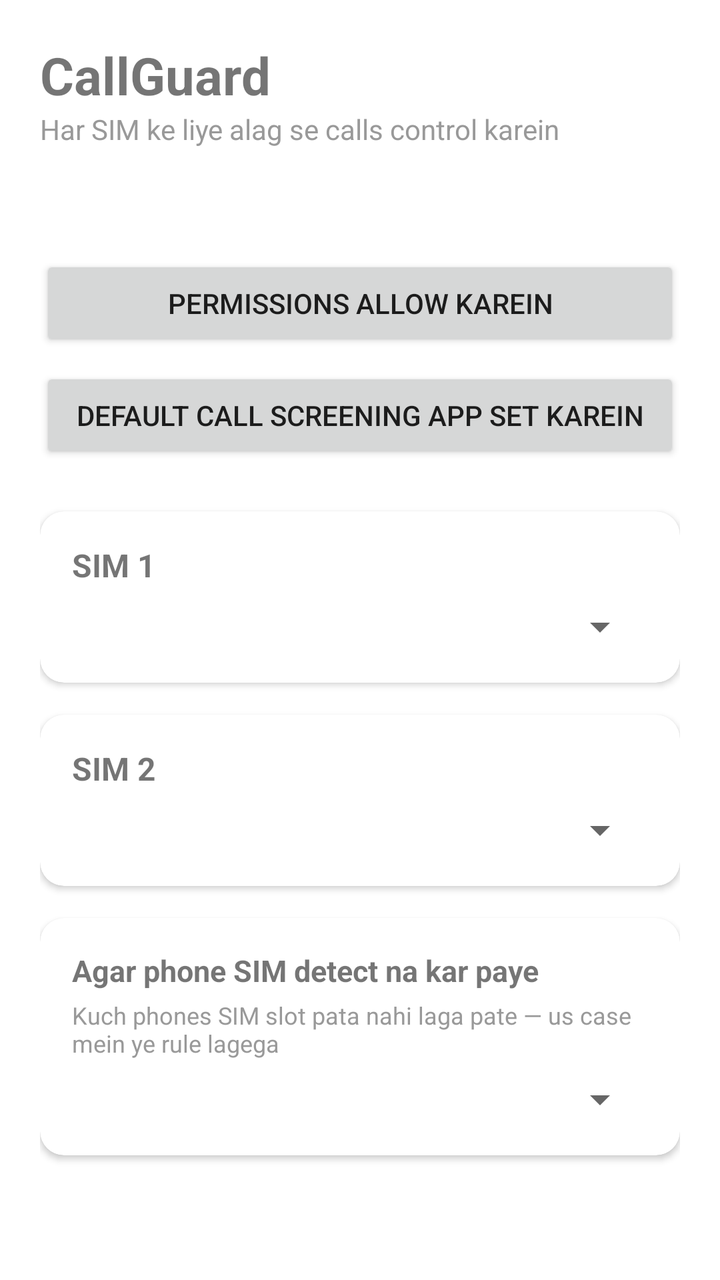
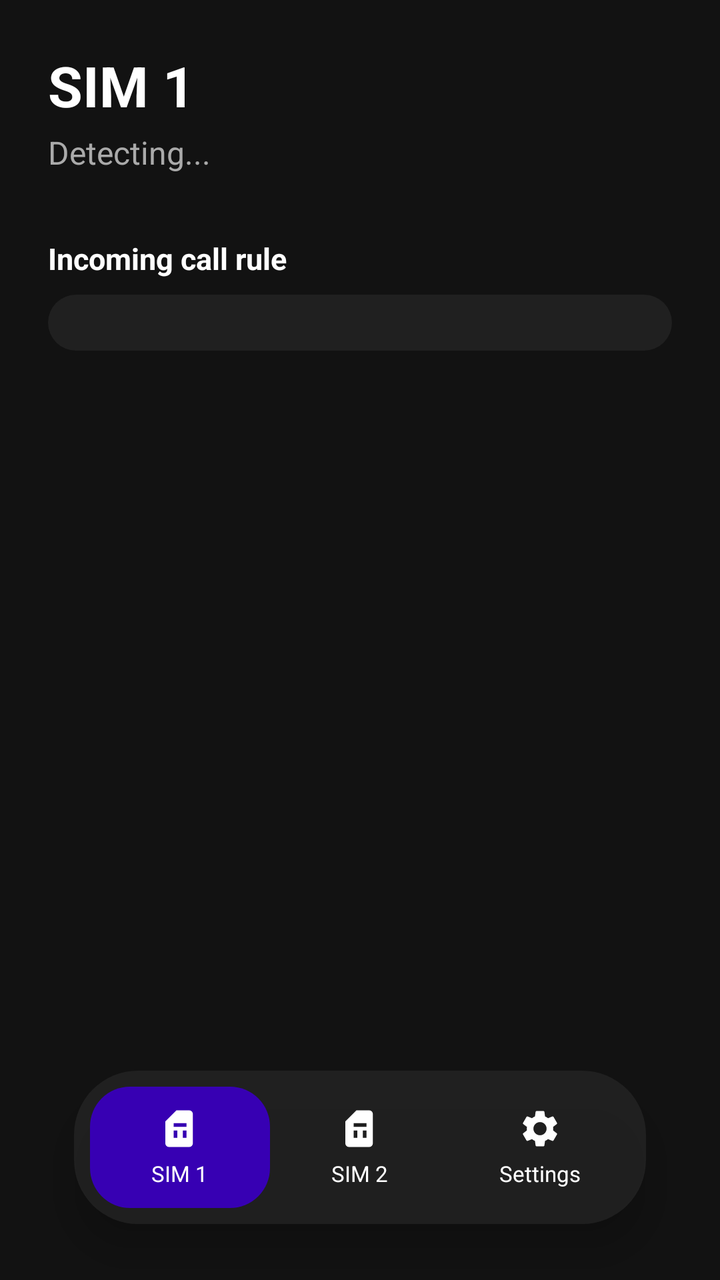

Two renders of the same Android screen: before a commit and after it. Below are the layout's source before the change and the commit's diff.
<!-- AndroidManifest.xml: application theme Theme.CallGuard -->
<!-- res/layout/activity_main.xml -->
<?xml version="1.0" encoding="utf-8"?>
<ScrollView xmlns:android="http://schemas.android.com/apk/res/android"
    xmlns:app="http://schemas.android.com/apk/res-auto"
    android:layout_width="match_parent"
    android:layout_height="match_parent"
    android:fillViewport="true">

<LinearLayout
    android:layout_width="match_parent"
    android:layout_height="wrap_content"
    android:orientation="vertical"
    android:padding="20dp">

    <TextView
        android:layout_width="wrap_content"
        android:layout_height="wrap_content"
        android:text="@string/app_name"
        android:textSize="26sp"
        android:textStyle="bold"/>

    <TextView
        android:layout_width="wrap_content"
        android:layout_height="wrap_content"
        android:text="Har SIM ke liye alag se calls control karein"
        android:textColor="#999999"
        android:layout_marginBottom="20dp"/>

    <TextView
        android:id="@+id/textStatus"
        android:layout_width="match_parent"
        android:layout_height="wrap_content"
        android:lineSpacingExtra="4dp"
        android:textSize="13sp"
        android:layout_marginBottom="16dp"/>

    <Button
        android:id="@+id/btnGrantPermissions"
        android:layout_width="match_parent"
        android:layout_height="wrap_content"
        android:text="Permissions allow karein"/>

    <Button
        android:id="@+id/btnSetDefaultScreeningApp"
        android:layout_width="match_parent"
        android:layout_height="wrap_content"
        android:layout_marginTop="8dp"
        android:layout_marginBottom="24dp"
        android:text="Default call screening app set karein"/>

    <com.google.android.material.card.MaterialCardView
        android:layout_width="match_parent"
        android:layout_height="wrap_content"
        app:cardCornerRadius="12dp"
        app:cardElevation="2dp"
        android:layout_marginBottom="16dp">
        <LinearLayout
            android:layout_width="match_parent"
            android:layout_height="wrap_content"
            android:orientation="vertical"
            android:padding="16dp">
            <TextView
                android:layout_width="wrap_content"
                android:layout_height="wrap_content"
                android:text="SIM 1"
                android:textStyle="bold"
                android:textSize="16sp"/>
            <Spinner
                android:id="@+id/spinnerSim1"
                android:layout_width="match_parent"
                android:layout_height="wrap_content"
                android:layout_marginTop="8dp"/>
        </LinearLayout>
    </com.google.android.material.card.MaterialCardView>

    <com.google.android.material.card.MaterialCardView
        android:layout_width="match_parent"
        android:layout_height="wrap_content"
        app:cardCornerRadius="12dp"
        app:cardElevation="2dp"
        android:layout_marginBottom="16dp">
        <LinearLayout
            android:layout_width="match_parent"
            android:layout_height="wrap_content"
            android:orientation="vertical"
            android:padding="16dp">
            <TextView
                android:layout_width="wrap_content"
                android:layout_height="wrap_content"
                android:text="SIM 2"
                android:textStyle="bold"
                android:textSize="16sp"/>
            <Spinner
                android:id="@+id/spinnerSim2"
                android:layout_width="match_parent"
                android:layout_height="wrap_content"
                android:layout_marginTop="8dp"/>
        </LinearLayout>
    </com.google.android.material.card.MaterialCardView>

    <com.google.android.material.card.MaterialCardView
        android:layout_width="match_parent"
        android:layout_height="wrap_content"
        app:cardCornerRadius="12dp"
        app:cardElevation="2dp">
        <LinearLayout
            android:layout_width="match_parent"
            android:layout_height="wrap_content"
            android:orientation="vertical"
            android:padding="16dp">
            <TextView
                android:layout_width="wrap_content"
                android:layout_height="wrap_content"
                android:text="Agar phone SIM detect na kar paye"
                android:textStyle="bold"
                android:textSize="15sp"/>
            <TextView
                android:layout_width="wrap_content"
                android:layout_height="wrap_content"
                android:text="Kuch phones SIM slot pata nahi laga pate — us case mein ye rule lagega"
                android:textSize="12sp"
                android:textColor="#999999"
                android:layout_marginTop="4dp"/>
            <Spinner
                android:id="@+id/spinnerFallback"
                android:layout_width="match_parent"
                android:layout_height="wrap_content"
                android:layout_marginTop="8dp"/>
        </LinearLayout>
    </com.google.android.material.card.MaterialCardView>

</LinearLayout>
</ScrollView>
<!-- resources referenced by this layout -->
<resources>
  <string name="app_name">CallGuard</string>
  <style name="Theme.CallGuard" parent="Theme.MaterialComponents.DayNight.NoActionBar">
          <item name="colorPrimary">@color/purple_500</item>
          <item name="colorPrimaryVariant">@color/purple_700</item>
          <item name="colorOnPrimary">@android:color/white</item>
          <item name="colorSecondary">@color/teal_200</item>
      </style>
  <color name="purple_500">#6200EE</color>
  <color name="purple_700">#3700B3</color>
  <color name="teal_200">#03DAC5</color>
</resources>

<!-- the commit's change to res/layout/activity_main.xml (unified diff, before → after) -->
@@ -1,132 +1,255 @@
 <?xml version="1.0" encoding="utf-8"?>
-<ScrollView xmlns:android="http://schemas.android.com/apk/res/android"
-    xmlns:app="http://schemas.android.com/apk/res-auto"
+<FrameLayout xmlns:android="http://schemas.android.com/apk/res/android"
     android:layout_width="match_parent"
     android:layout_height="match_parent"
-    android:fillViewport="true">
-
-<LinearLayout
-    android:layout_width="match_parent"
-    android:layout_height="wrap_content"
-    android:orientation="vertical"
-    android:padding="20dp">
-
-    <TextView
+    android:background="#121212">
+
+    
+    <ScrollView
+        android:id="@+id/pageSim1"
+        android:layout_width="match_parent"
+        android:layout_height="match_parent"
+        android:fillViewport="true">
+        <LinearLayout
+            android:layout_width="match_parent"
+            android:layout_height="wrap_content"
+            android:orientation="vertical"
+            android:padding="24dp"
+            android:paddingBottom="120dp">
+
+            <TextView
+                android:layout_width="wrap_content"
+                android:layout_height="wrap_content"
+                android:text="SIM 1"
+                android:textColor="#FFFFFF"
+                android:textSize="28sp"
+                android:textStyle="bold"/>
+
+            <TextView
+                android:id="@+id/textSim1Number"
+                android:layout_width="wrap_content"
+                android:layout_height="wrap_content"
+                android:layout_marginTop="4dp"
+                android:text="Detecting..."
+                android:textColor="#AAAAAA"
+                android:textSize="16sp"/>
+
+            <TextView
+                android:layout_width="wrap_content"
+                android:layout_height="wrap_content"
+                android:layout_marginTop="32dp"
+                android:text="Incoming call rule"
+                android:textColor="#FFFFFF"
+                android:textStyle="bold"
+                android:textSize="15sp"/>
+
+            <Spinner
+                android:id="@+id/spinnerSim1"
+                android:layout_width="match_parent"
+                android:layout_height="wrap_content"
+                android:layout_marginTop="8dp"
+                android:background="@drawable/bg_tab_bar"
+                android:padding="14dp"/>
+
+        </LinearLayout>
+    </ScrollView>
+
+    
+    <ScrollView
+        android:id="@+id/pageSim2"
+        android:layout_width="match_parent"
+        android:layout_height="match_parent"
+        android:fillViewport="true"
+        android:visibility="gone">
+        <LinearLayout
+            android:layout_width="match_parent"
+            android:layout_height="wrap_content"
+            android:orientation="vertical"
+            android:padding="24dp"
+            android:paddingBottom="120dp">
+
+            <TextView
+                android:layout_width="wrap_content"
+                android:layout_height="wrap_content"
+                android:text="SIM 2"
+                android:textColor="#FFFFFF"
+                android:textSize="28sp"
+                android:textStyle="bold"/>
+
+            <TextView
+                android:id="@+id/textSim2Number"
+                android:layout_width="wrap_content"
+                android:layout_height="wrap_content"
+                android:layout_marginTop="4dp"
+                android:text="Detecting..."
+                android:textColor="#AAAAAA"
+                android:textSize="16sp"/>
+
+            <TextView
+                android:layout_width="wrap_content"
+                android:layout_height="wrap_content"
+                android:layout_marginTop="32dp"
+                android:text="Incoming call rule"
+                android:textColor="#FFFFFF"
+                android:textStyle="bold"
+                android:textSize="15sp"/>
+
+            <Spinner
+                android:id="@+id/spinnerSim2"
+                android:layout_width="match_parent"
+                android:layout_height="wrap_content"
+                android:layout_marginTop="8dp"
+                android:background="@drawable/bg_tab_bar"
+                android:padding="14dp"/>
+
+        </LinearLayout>
+    </ScrollView>
+
+    
+    <ScrollView
+        android:id="@+id/pageSettings"
+        android:layout_width="match_parent"
+        android:layout_height="match_parent"
+        android:fillViewport="true"
+        android:visibility="gone">
+        <LinearLayout
+            android:layout_width="match_parent"
+            android:layout_height="wrap_content"
+            android:orientation="vertical"
+            android:padding="24dp"
+            android:paddingBottom="120dp">
+
+            <TextView
+                android:layout_width="wrap_content"
+                android:layout_height="wrap_content"
+                android:text="Settings"
+                android:textColor="#FFFFFF"
+                android:textSize="28sp"
+                android:textStyle="bold"/>
+
+            <TextView
+                android:id="@+id/textStatus"
+                android:layout_width="match_parent"
+                android:layout_height="wrap_content"
+                android:layout_marginTop="16dp"
+                android:lineSpacingExtra="6dp"
+                android:textColor="#CCCCCC"
+                android:textSize="14sp"/>
+
+            <Button
+                android:id="@+id/btnGrantPermissions"
+                android:layout_width="match_parent"
+                android:layout_height="wrap_content"
+                android:layout_marginTop="20dp"
+                android:text="Grant permissions"/>
+
+            <Button
+                android:id="@+id/btnSetDefaultScreeningApp"
+                android:layout_width="match_parent"
+                android:layout_height="wrap_content"
+                android:layout_marginTop="10dp"
+                android:text="Set as default call screening app"/>
+
+            <TextView
+                android:layout_width="wrap_content"
+                android:layout_height="wrap_content"
+                android:layout_marginTop="32dp"
+                android:text="If SIM cannot be detected"
+                android:textColor="#FFFFFF"
+                android:textStyle="bold"
+                android:textSize="15sp"/>
+
+            <TextView
+                android:layout_width="wrap_content"
+                android:layout_height="wrap_content"
+                android:layout_marginTop="4dp"
+                android:text="Some phones cannot identify the SIM slot for a call. This rule applies in that case."
+                android:textColor="#AAAAAA"
+                android:textSize="12sp"/>
+
+            <Spinner
+                android:id="@+id/spinnerFallback"
+                android:layout_width="match_parent"
+                android:layout_height="wrap_content"
+                android:layout_marginTop="8dp"
+                android:background="@drawable/bg_tab_bar"
+                android:padding="14dp"/>
+
+        </LinearLayout>
+    </ScrollView>
+
+    
+    <LinearLayout
         android:layout_width="wrap_content"
         android:layout_height="wrap_content"
-        android:text="@string/app_name"
-        android:textSize="26sp"
-        android:textStyle="bold"/>
-
-    <TextView
-        android:layout_width="wrap_content"
-        android:layout_height="wrap_content"
-        android:text="Har SIM ke liye alag se calls control karein"
-        android:textColor="#999999"
-        android:layout_marginBottom="20dp"/>
-
-    <TextView
-        android:id="@+id/textStatus"
-        android:layout_width="match_parent"
-        android:layout_height="wrap_content"
-        android:lineSpacingExtra="4dp"
-        android:textSize="13sp"
-        android:layout_marginBottom="16dp"/>
-
-    <Button
-        android:id="@+id/btnGrantPermissions"
-        android:layout_width="match_parent"
-        android:layout_height="wrap_content"
-        android:text="Permissions allow karein"/>
-
-    <Button
-        android:id="@+id/btnSetDefaultScreeningApp"
-        android:layout_width="match_parent"
-        android:layout_height="wrap_content"
-        android:layout_marginTop="8dp"
-        android:layout_marginBottom="24dp"
-        android:text="Default call screening app set karein"/>
-
-    <com.google.android.material.card.MaterialCardView
-        android:layout_width="match_parent"
-        android:layout_height="wrap_content"
-        app:cardCornerRadius="12dp"
-        app:cardElevation="2dp"
-        android:layout_marginBottom="16dp">
-        <LinearLayout
-            android:layout_width="match_parent"
-            android:layout_height="wrap_content"
-            android:orientation="vertical"
-            android:padding="16dp">
-            <TextView
-                android:layout_width="wrap_content"
-                android:layout_height="wrap_content"
+        android:layout_gravity="bottom|center_horizontal"
+        android:layout_marginBottom="28dp"
+        android:orientation="horizontal"
+        android:background="@drawable/bg_tab_bar"
+        android:elevation="12dp"
+        android:padding="8dp">
+
+        <LinearLayout
+            android:id="@+id/tabSim1"
+            android:layout_width="90dp"
+            android:layout_height="wrap_content"
+            android:orientation="vertical"
+            android:gravity="center"
+            android:padding="10dp"
+            android:background="@drawable/bg_tab_selected">
+            <ImageView
+                android:layout_width="22dp"
+                android:layout_height="22dp"
+                android:src="@drawable/ic_tab_sim"/>
+            <TextView
+                android:layout_width="wrap_content"
+                android:layout_height="wrap_content"
+                android:layout_marginTop="4dp"
                 android:text="SIM 1"
-                android:textStyle="bold"
-                android:textSize="16sp"/>
-            <Spinner
-                android:id="@+id/spinnerSim1"
-                android:layout_width="match_parent"
-                android:layout_height="wrap_content"
-                android:layout_marginTop="8dp"/>
-        </LinearLayout>
-    </com.google.android.material.card.MaterialCardView>
-
-    <com.google.android.material.card.MaterialCardView
-        android:layout_width="match_parent"
-        android:layout_height="wrap_content"
-        app:cardCornerRadius="12dp"
-        app:cardElevation="2dp"
-        android:layout_marginBottom="16dp">
-        <LinearLayout
-            android:layout_width="match_parent"
-            android:layout_height="wrap_content"
-            android:orientation="vertical"
-            android:padding="16dp">
-            <TextView
-                android:layout_width="wrap_content"
-                android:layout_height="wrap_content"
+                android:textColor="#FFFFFF"
+                android:textSize="11sp"/>
+        </LinearLayout>
+
+        <LinearLayout
+            android:id="@+id/tabSim2"
+            android:layout_width="90dp"
+            android:layout_height="wrap_content"
+            android:orientation="vertical"
+            android:gravity="center"
+            android:padding="10dp">
+            <ImageView
+                android:layout_width="22dp"
+                android:layout_height="22dp"
+                android:src="@drawable/ic_tab_sim"/>
+            <TextView
+                android:layout_width="wrap_content"
+                android:layout_height="wrap_content"
+                android:layout_marginTop="4dp"
                 android:text="SIM 2"
-                android:textStyle="bold"
-                android:textSize="16sp"/>
-            <Spinner
-                android:id="@+id/spinnerSim2"
-                android:layout_width="match_parent"
-                android:layout_height="wrap_content"
-                android:layout_marginTop="8dp"/>
-        </LinearLayout>
-    </com.google.android.material.card.MaterialCardView>
-
-    <com.google.android.material.card.MaterialCardView
-        android:layout_width="match_parent"
-        android:layout_height="wrap_content"
-        app:cardCornerRadius="12dp"
-        app:cardElevation="2dp">
-        <LinearLayout
-            android:layout_width="match_parent"
-            android:layout_height="wrap_content"
-            android:orientation="vertical"
-            android:padding="16dp">
-            <TextView
-                android:layout_width="wrap_content"
-                android:layout_height="wrap_content"
-                android:text="Agar phone SIM detect na kar paye"
-                android:textStyle="bold"
-                android:textSize="15sp"/>
-            <TextView
-                android:layout_width="wrap_content"
-                android:layout_height="wrap_content"
-                android:text="Kuch phones SIM slot pata nahi laga pate — us case mein ye rule lagega"
-                android:textSize="12sp"
-                android:textColor="#999999"
-                android:layout_marginTop="4dp"/>
-            <Spinner
-                android:id="@+id/spinnerFallback"
-                android:layout_width="match_parent"
-                android:layout_height="wrap_content"
-                android:layout_marginTop="8dp"/>
-        </LinearLayout>
-    </com.google.android.material.card.MaterialCardView>
-
-</LinearLayout>
-</ScrollView>
+                android:textColor="#FFFFFF"
+                android:textSize="11sp"/>
+        </LinearLayout>
+
+        <LinearLayout
+            android:id="@+id/tabSettings"
+            android:layout_width="90dp"
+            android:layout_height="wrap_content"
+            android:orientation="vertical"
+            android:gravity="center"
+            android:padding="10dp">
+            <ImageView
+                android:layout_width="22dp"
+                android:layout_height="22dp"
+                android:src="@drawable/ic_tab_settings"/>
+            <TextView
+                android:layout_width="wrap_content"
+                android:layout_height="wrap_content"
+                android:layout_marginTop="4dp"
+                android:text="Settings"
+                android:textColor="#FFFFFF"
+                android:textSize="11sp"/>
+        </LinearLayout>
+
+    </LinearLayout>
+
+</FrameLayout>
<!-- resource entries referenced after the edit -->
@@ -1,6 +1,33 @@
 <!-- resources referenced by this layout -->
 <resources>
-  <string name="app_name">CallGuard</string>
+  <!-- drawable bg_tab_bar (drawable) -->
+  <?xml version="1.0" encoding="utf-8"?>
+  <shape xmlns:android="http://schemas.android.com/apk/res/android">
+      <corners android:radius="32dp"/>
+      <solid android:color="#E6222222"/>
+  </shape>
+  <!-- drawable bg_tab_selected (drawable) -->
+  <?xml version="1.0" encoding="utf-8"?>
+  <shape xmlns:android="http://schemas.android.com/apk/res/android">
+      <corners android:radius="20dp"/>
+      <solid android:color="#3700B3"/>
+  </shape>
+  <!-- drawable ic_tab_settings (drawable) -->
+  <vector xmlns:android="http://schemas.android.com/apk/res/android"
+      android:width="24dp" android:height="24dp"
+      android:viewportWidth="24" android:viewportHeight="24">
+      <path
+          android:fillColor="#FFFFFF"
+          android:pathData="M19.14,12.94c0.04,-0.3 0.06,-0.61 0.06,-0.94c0,-0.32 -0.02,-0.64 -0.07,-0.94l2.03,-1.58c0.18,-0.14 0.23,-0.41 0.12,-0.61l-1.92,-3.32c-0.12,-0.22 -0.37,-0.29 -0.59,-0.22l-2.39,0.96c-0.5,-0.38 -1.03,-0.7 -1.62,-0.94L14.4,2.81c-0.04,-0.24 -0.24,-0.41 -0.48,-0.41h-3.84c-0.24,0 -0.43,0.17 -0.47,0.41L9.25,5.35C8.66,5.59 8.12,5.92 7.63,6.29L5.24,5.33c-0.22,-0.08 -0.47,0 -0.59,0.22L2.74,8.87C2.62,9.08 2.66,9.34 2.86,9.48l2.03,1.58C4.84,11.36 4.8,11.69 4.8,12s0.02,0.64 0.07,0.94l-2.03,1.58c-0.18,0.14 -0.23,0.41 -0.12,0.61l1.92,3.32c0.12,0.22 0.37,0.29 0.59,0.22l2.39,-0.96c0.5,0.38 1.03,0.7 1.62,0.94l0.36,2.54c0.05,0.24 0.24,0.41 0.48,0.41h3.84c0.24,0 0.44,-0.17 0.47,-0.41l0.36,-2.54c0.59,-0.24 1.13,-0.56 1.62,-0.94l2.39,0.96c0.22,0.08 0.47,0 0.59,-0.22l1.92,-3.32c0.12,-0.22 0.07,-0.47 -0.12,-0.61L19.14,12.94zM12,15.6c-1.98,0 -3.6,-1.62 -3.6,-3.6s1.62,-3.6 3.6,-3.6s3.6,1.62 3.6,3.6S13.98,15.6 12,15.6z"/>
+  </vector>
+  <!-- drawable ic_tab_sim (drawable) -->
+  <vector xmlns:android="http://schemas.android.com/apk/res/android"
+      android:width="24dp" android:height="24dp"
+      android:viewportWidth="24" android:viewportHeight="24">
+      <path
+          android:fillColor="#FFFFFF"
+          android:pathData="M17,2 H10 L4,8 V20 A2,2 0 0,0 6,22 H17 A2,2 0 0,0 19,20 V4 A2,2 0 0,0 17,2 Z M8.5,17 V13 H10.5 V17 Z M13.5,17 V13 H15.5 V17 Z M8.5,11 V9 H15.5 V11 Z"/>
+  </vector>
   <style name="Theme.CallGuard" parent="Theme.MaterialComponents.DayNight.NoActionBar">
           <item name="colorPrimary">@color/purple_500</item>
           <item name="colorPrimaryVariant">@color/purple_700</item>
